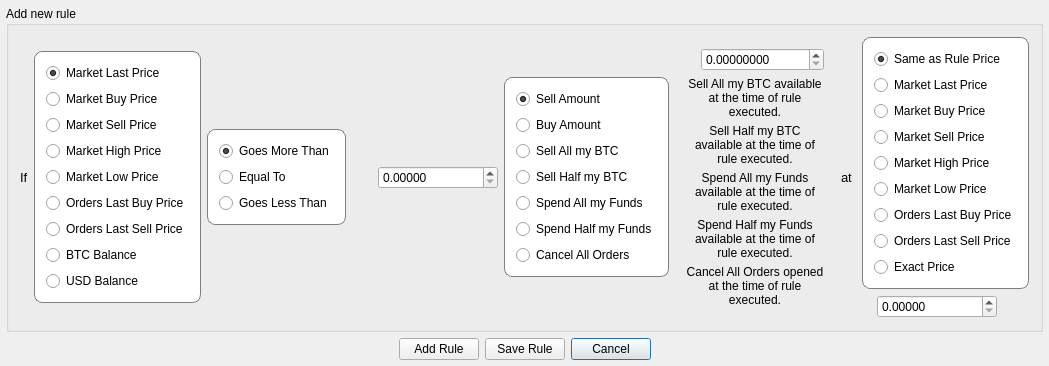
First picture: the form in src/addrulewindow.ui, repository JulyIghor/QtBitcoinTrader, before the edit.
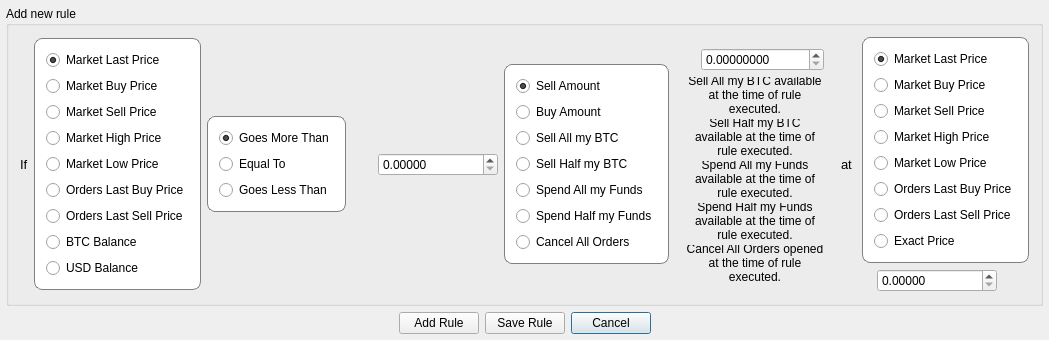
Second picture: the form after the edit.

```diff
--- a/src/addrulewindow.ui
+++ b/src/addrulewindow.ui
@@ -802,19 +802,6 @@
               <string/>
              </property>
              <layout class="QVBoxLayout" name="verticalLayout_4">
-              <item>
-               <widget class="QRadioButton" name="checkRulePrice">
-                <property name="accessibleName">
-                 <string>CHECK_RULE_PRICE</string>
-                </property>
-                <property name="text">
-                 <string>Same as Rule Price</string>
-                </property>
-                <property name="checked">
-                 <bool>true</bool>
-                </property>
-               </widget>
-              </item>
               <item>
                <widget class="QRadioButton" name="checkLastPrice_2">
                 <property name="accessibleName">
@@ -824,7 +811,7 @@
                  <string>Market Last Price</string>
                 </property>
                 <property name="checked">
-                 <bool>false</bool>
+                 <bool>true</bool>
                 </property>
                </widget>
               </item>
```
